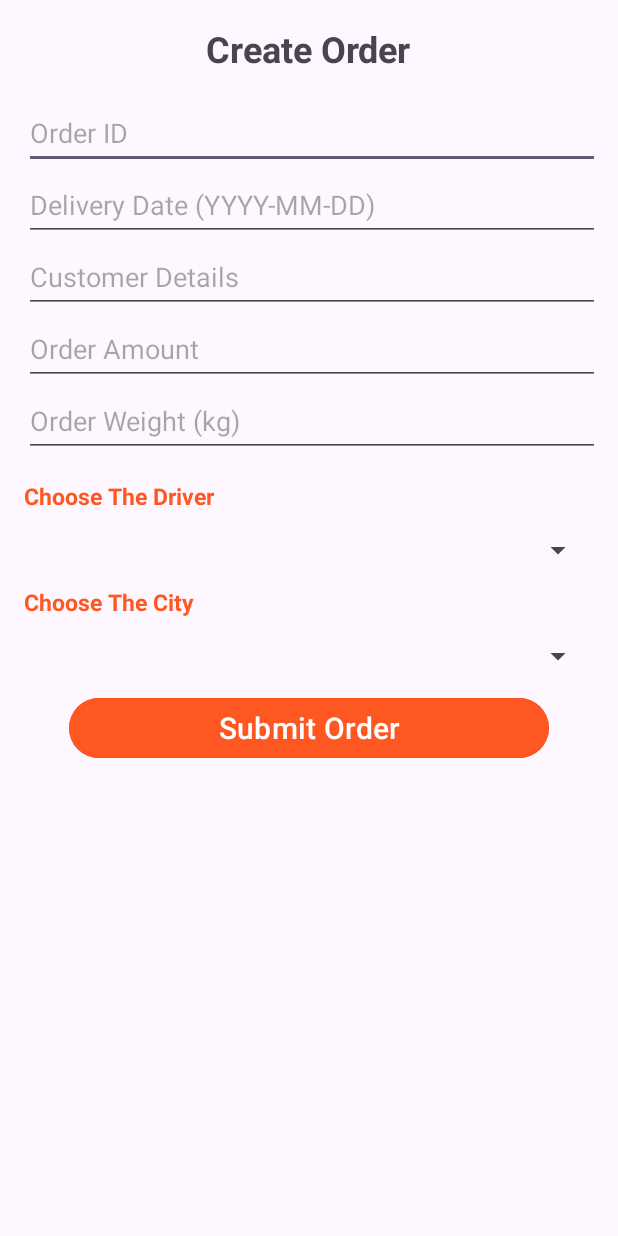
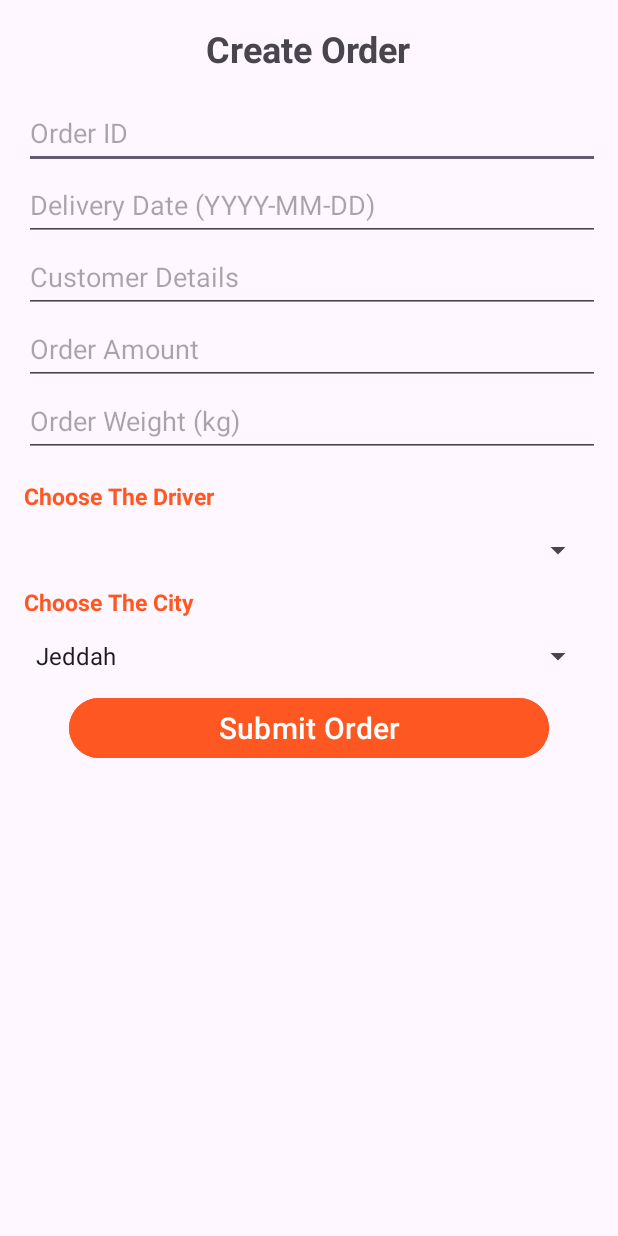
Before and after one commit to ahadgalqahtani/projectR, an Android app: the Order screen opened directly, with no data from a screen before it, on a phone screen of 412 x 824 dp. Run offline under Robolectric (Android 15) with nearby library versions, the phone set to English and light mode, and no system bars; our stand-ins replace Firebase (no records; nobody signed in at launch, a user with empty details on screens opened directly).

Commit message:
order java code with jeddah and makkah xml plus java codes

```diff
--- a/app/src/main/java/com/example/lab4/Order.java
+++ b/app/src/main/java/com/example/lab4/Order.java
@@ -1,7 +1,10 @@
 package com.example.lab4;
 
+import android.content.Intent;
 import android.os.Bundle;
+import android.util.Log;
 import android.view.View;
+import android.widget.AdapterView;
 import android.widget.ArrayAdapter;
 import android.widget.Button;
 import android.widget.EditText;
@@ -88,12 +91,51 @@ public class Order extends AppCompatActivity {
                     return;
                 }
 
+
+
+
+
+
                 // Process the order creation (you may want to send it to a database or another screen)
                 Toast.makeText(Order.this, "Order Created Successfully", Toast.LENGTH_SHORT).show();
 
                 // Go back to the Supervisor dashboard
+
+
+
                 finish();
             }
         });
+
+        spinnerCity.setOnItemSelectedListener(new AdapterView.OnItemSelectedListener() {
+            private boolean isFirstSelection = true; // Flag to track initial selection
+
+            @Override
+            public void onItemSelected(AdapterView<?> parent, View view, int position, long id) {
+                // Skip the first (default) selection
+                if (isFirstSelection) {
+                    isFirstSelection = false;
+                    return;
+                }
+
+                // Retrieve the selected city
+                String selectedCity = parent.getItemAtPosition(position).toString();
+
+                // Start the appropriate activity based on selection
+                if (selectedCity.equals("Jeddah")) {
+                    Intent intent = new Intent(Order.this, JeddahstoresActivity.class);
+                    startActivity(intent);
+                } else if (selectedCity.equals("Makkah")) {
+                    Intent intent = new Intent(Order.this, MakkahstoresActivity.class);
+                    startActivity(intent);
+                }
+            }
+
+            @Override
+            public void onNothingSelected(AdapterView<?> parent) {
+                // Do nothing
+            }
+        });
+
     }
 }
--- a/app/src/main/res/layout/activity_jeddahstores.xml
+++ b/app/src/main/res/layout/activity_jeddahstores.xml
@@ -80,7 +80,9 @@
                     android:text="Done"
                     android:layout_marginTop="16dp"
                     android:backgroundTint="#FF5722"
-                    android:textColor="@android:color/white"/>
+                    android:textColor="@android:color/white"
+                    android:onClick="onDoneButtonClick"/>  <!-- Add this line -->
+
 
             </LinearLayout>
         </androidx.cardview.widget.CardView>
--- a/app/src/main/res/layout/activity_makkahstores.xml
+++ b/app/src/main/res/layout/activity_makkahstores.xml
@@ -78,7 +78,9 @@
                     android:text="Done"
                     android:layout_marginTop="16dp"
                     android:backgroundTint="#FF5722"
-                    android:textColor="@android:color/white"/>
+                    android:textColor="@android:color/white"
+                    android:onClick="onDoneButtonClick"/>  <!-- Add this line -->
+
 
             </LinearLayout>
         </androidx.cardview.widget.CardView>
--- a/app/src/main/res/layout/activity_order.xml
+++ b/app/src/main/res/layout/activity_order.xml
@@ -90,8 +90,7 @@
             android:id="@+id/spinnerCity"
             android:layout_width="match_parent"
             android:layout_height="48dp"
-            android:hint="@string/OrType" />
-        <!--android:entries="@array/Locations"-->
+            android:entries="@array/cities_array" />
 
         <Button
             android:id="@+id/buttonSubmitOrder"
@@ -104,7 +103,7 @@
             android:textSize="20sp"
             android:backgroundTint="#FF5722"
             android:layout_marginBottom="16dp"
-             />
+            />
 
     </LinearLayout>
 </ScrollView>
--- a/app/src/main/res/values/strings.xml
+++ b/app/src/main/res/values/strings.xml
@@ -13,4 +13,9 @@
     <string name="Sub">Submit Order</string>
     <string name="ChooseD">Choose The Driver</string>
     <string name="ChooseCity">Choose The City</string>
+    <string name="selectStores">Select Stores</string>
+    <string-array name="cities_array">
+        <item>Jeddah</item>
+        <item>Makkah</item>
+    </string-array>
 </resources>
```
Also changed, not shown: app/src/main/AndroidManifest.xml (+9 -0 lines), app/src/main/java/com/example/lab4/JeddahstoresActivity.java (+14 -6 lines), app/src/main/java/com/example/lab4/MakkahstoresActivity.java (+14 -7 lines).
